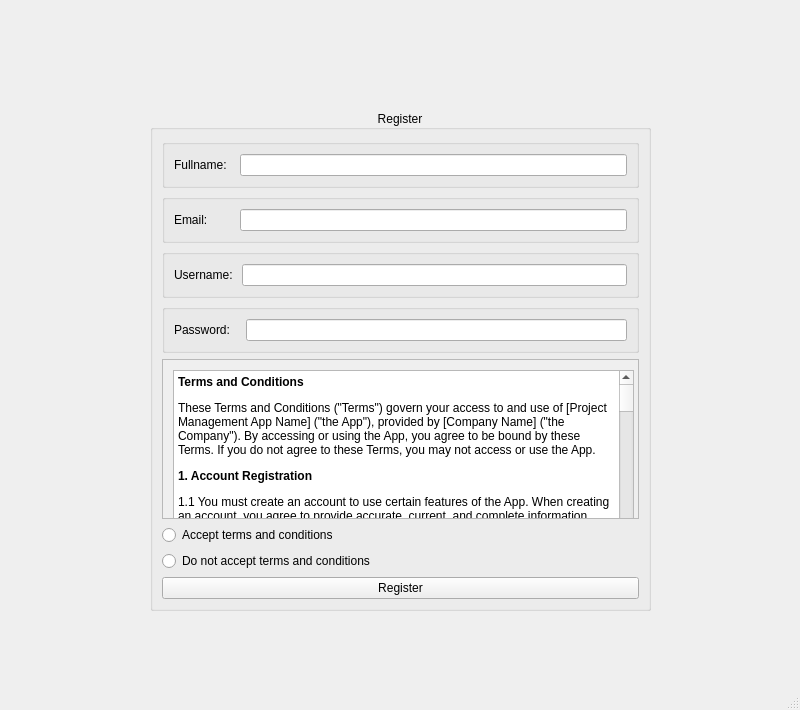
Above: ui/registerWindow.ui from yasar12123/Soft27101-PMS before the change. Below: the same form after it.
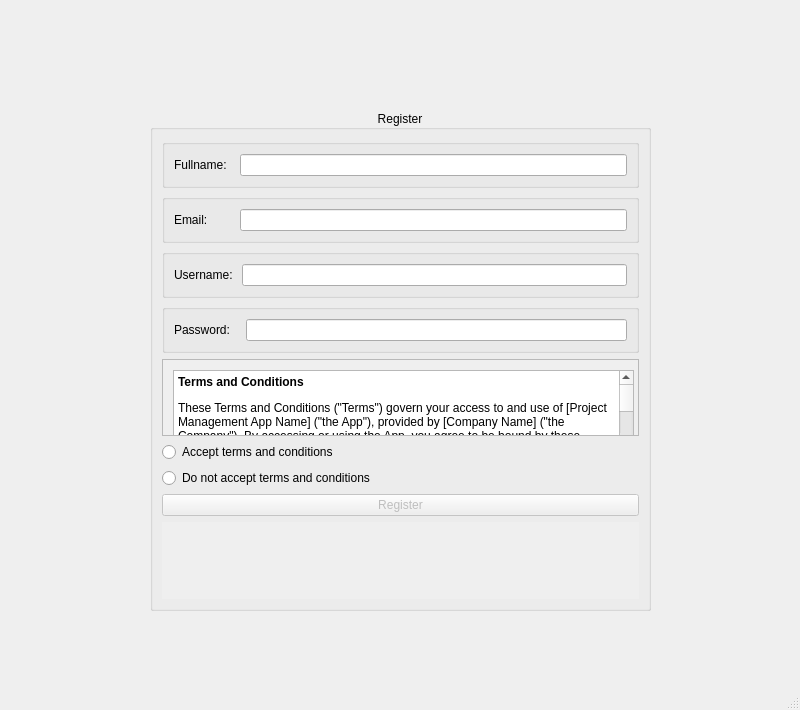
That is the form after the change.

Commit message: restructure with class, addition of login, register classes for gui

```diff
--- a/ui/registerWindow.ui
+++ b/ui/registerWindow.ui
@@ -117,7 +117,7 @@
           <x>0</x>
           <y>0</y>
           <width>479</width>
-          <height>189</height>
+          <height>93</height>
          </rect>
         </property>
         <widget class="QTextEdit" name="textEdit">
@@ -126,7 +126,7 @@
            <x>10</x>
            <y>10</y>
            <width>461</width>
-           <height>171</height>
+           <height>81</height>
           </rect>
          </property>
          <property name="html">
@@ -168,7 +168,10 @@
       </widget>
      </item>
      <item>
-      <widget class="QRadioButton" name="radioButton">
+      <widget class="QRadioButton" name="AcceptRadioButton">
+       <property name="enabled">
+        <bool>true</bool>
+       </property>
        <property name="text">
         <string>Accept terms and conditions</string>
        </property>
@@ -182,10 +185,72 @@
       </widget>
      </item>
      <item>
-      <widget class="QPushButton" name="pushButton">
+      <widget class="QPushButton" name="RegisterButton">
+       <property name="enabled">
+        <bool>false</bool>
+       </property>
+       <property name="sizePolicy">
+        <sizepolicy hsizetype="Minimum" vsizetype="Fixed">
+         <horstretch>0</horstretch>
+         <verstretch>0</verstretch>
+        </sizepolicy>
+       </property>
+       <property name="minimumSize">
+        <size>
+         <width>0</width>
+         <height>0</height>
+        </size>
+       </property>
+       <property name="baseSize">
+        <size>
+         <width>0</width>
+         <height>0</height>
+        </size>
+       </property>
        <property name="text">
         <string>Register</string>
        </property>
+       <property name="iconSize">
+        <size>
+         <width>16</width>
+         <height>16</height>
+        </size>
+       </property>
+      </widget>
+     </item>
+     <item>
+      <widget class="QScrollArea" name="scrollArea_2">
+       <property name="frameShape">
+        <enum>QFrame::NoFrame</enum>
+       </property>
+       <property name="frameShadow">
+        <enum>QFrame::Plain</enum>
+       </property>
+       <property name="lineWidth">
+        <number>0</number>
+       </property>
+       <property name="widgetResizable">
+        <bool>true</bool>
+       </property>
+       <widget class="QWidget" name="scrollAreaWidgetContents_2">
+        <property name="geometry">
+         <rect>
+          <x>0</x>
+          <y>0</y>
+          <width>481</width>
+          <height>94</height>
+         </rect>
+        </property>
+        <layout class="QVBoxLayout" name="verticalLayout_2">
+         <item>
+          <widget class="QLabel" name="RegistrationLabel">
+           <property name="text">
+            <string/>
+           </property>
+          </widget>
+         </item>
+        </layout>
+       </widget>
       </widget>
      </item>
     </layout>
```
Left out of the diff: 10 changed lines with no effect on the pictures. The commit also changes 22 other files.
